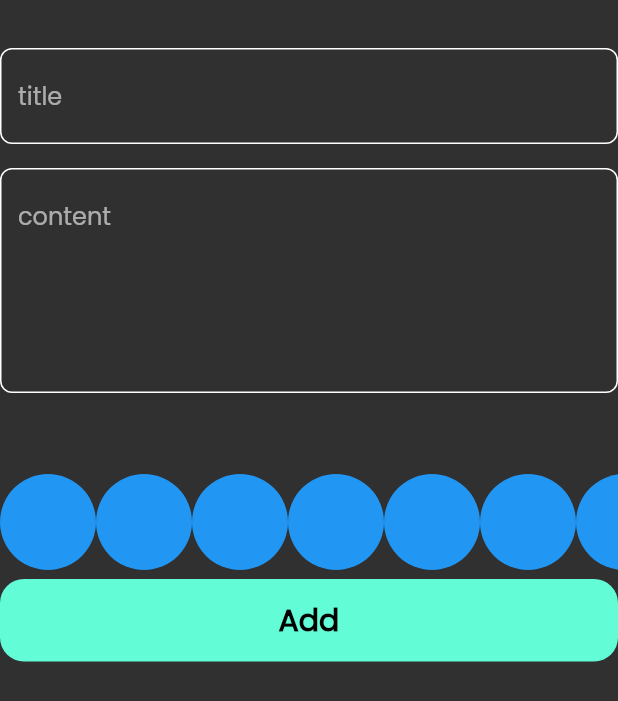
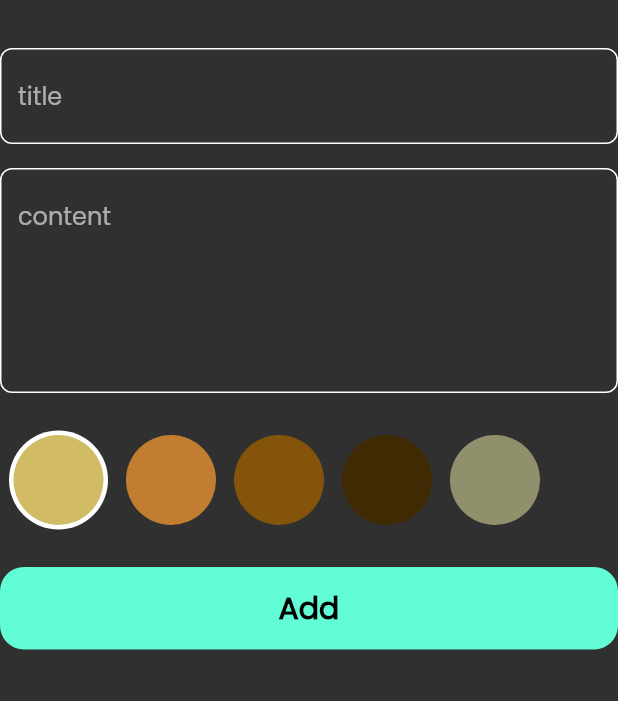
Before and after one commit to Mohamed-Aldakeshy/Notes_app, a Flutter app: the AddNoteForm widget shown alone on an empty page, opened directly, on a phone screen of 412 x 824 dp. Shown: the top 701 px of the screen. Run offline on Flutter 3.47's test engine with Material 2 defaults, Android fonts, the phone set to English and light mode, and no system bars; our stand-ins replace bloc, flutter_bloc, hive, hive_flutter; accounts and stored records are empty.

Commit message:
colors list view part 2

```diff
--- a/lib/views/Widgets/add_note_form.dart
+++ b/lib/views/Widgets/add_note_form.dart
@@ -49,9 +49,12 @@ class _AddNoteFormState extends State<AddNoteForm> {
             maxLines: 5,
           ),
           const SizedBox(
-            height: 48,
+            height: 20,
           ),
           ColorsListView(),
+          SizedBox(
+            height: 20,
+          ),
           BlocBuilder<AddNoteCubit, AddNoteState>(
             builder: (context, state) {
               return CustomButton(
--- a/lib/views/Widgets/colors_list_view.dart
+++ b/lib/views/Widgets/colors_list_view.dart
@@ -1,28 +1,63 @@
 import 'package:flutter/material.dart';
 
 class ColorItem extends StatelessWidget {
-  const ColorItem({super.key});
-
+  const ColorItem({super.key, required this.isActive, required this.color});
+  final bool isActive;
+  final Color color;
   @override
   Widget build(BuildContext context) {
-    return const CircleAvatar(
-      radius: 32,
-      backgroundColor: Colors.blue,
-    );
+    return isActive
+        ? CircleAvatar(
+            radius: 33,
+            backgroundColor: Colors.white,
+            child: CircleAvatar(
+              radius: 30,
+              backgroundColor: color,
+            ),
+          )
+        : CircleAvatar(
+            radius: 30,
+            backgroundColor: color,
+          );
   }
 }
 
-class ColorsListView extends StatelessWidget {
+class ColorsListView extends StatefulWidget {
   const ColorsListView({super.key});
 
+  @override
+  State<ColorsListView> createState() => _ColorsListViewState();
+}
+
+class _ColorsListViewState extends State<ColorsListView> {
+  int currentIndex = 0;
+  List<Color> colors = const [
+    Color(0xffD1BB65),
+    Color(0xffC27E30),
+    Color(0xff835409),
+    Color(0xff3F2A04),
+    Color(0xff91906D),
+  ];
   @override
   Widget build(BuildContext context) {
     return SizedBox(
       height: 76,
       child: ListView.builder(
-        itemCount: 10,
+        itemCount: colors.length,
         scrollDirection: Axis.horizontal,
-        itemBuilder: (context, index) => const ColorItem(),
+        itemBuilder: (context, index) => Padding(
+          padding: const EdgeInsets.symmetric(horizontal: 6),
+          child: GestureDetector(
+            onTap: () {
+              currentIndex = index;
+              setState(() {});
+            },
+            child: ColorItem(
+              color: colors[index],
+              isActive: currentIndex == index,
+            ),
+          ),
+        ),
       ),
     );
   }
```
